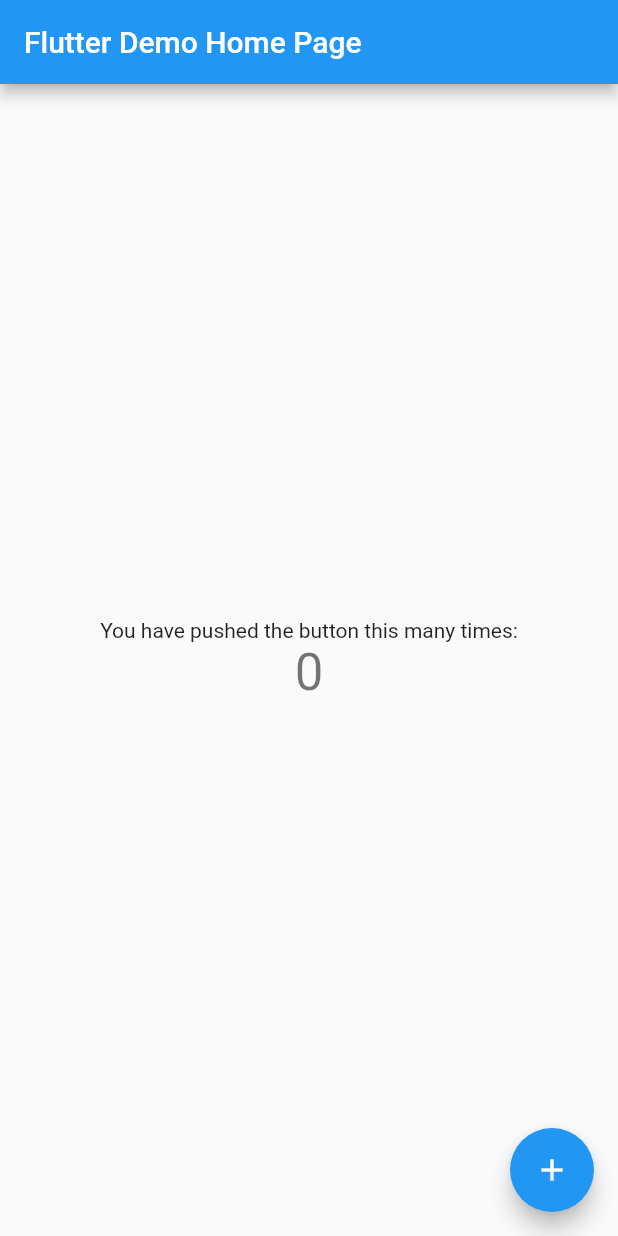
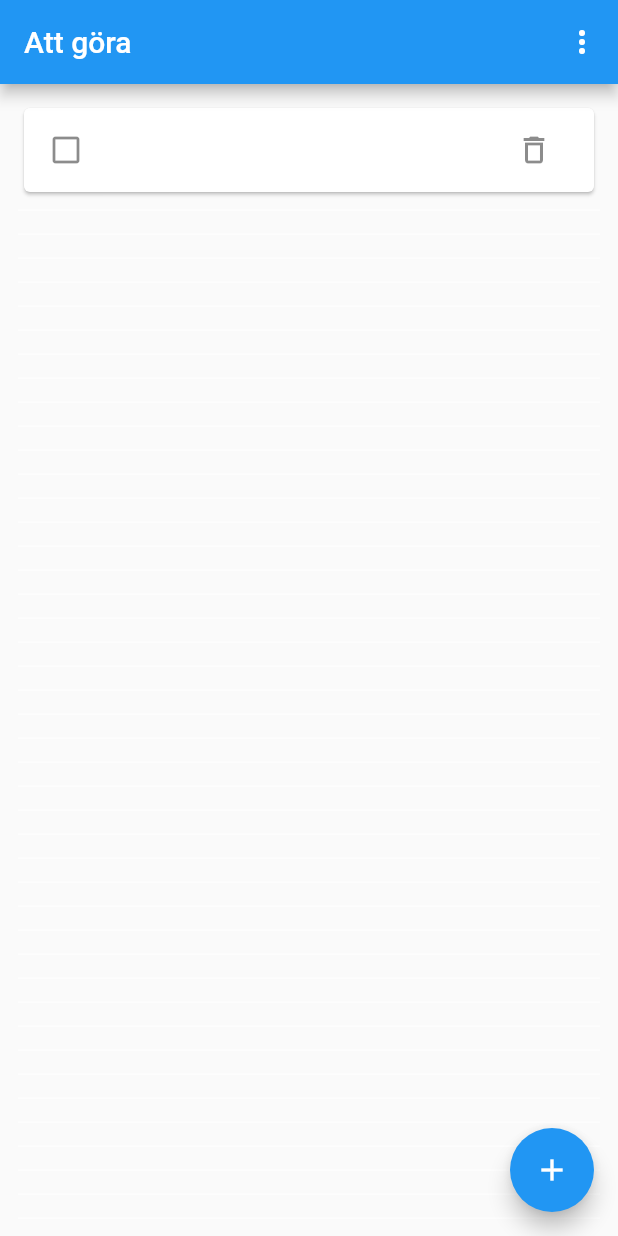
Before and after one commit to gu-tig169-ht21/gusfabth, a Flutter app: the screen it shows after launch, on a phone screen of 412 x 824 dp. Run offline on Flutter 3.47's test engine with Material 2 defaults, Android fonts, the phone set to English and light mode, and no system bars.

Commit message:
kod steg1

```diff
--- a/lib/main.dart
+++ b/lib/main.dart
@@ -1,115 +1,127 @@
 import 'package:flutter/material.dart';
 
+final List<String> _input = <String>[""];
+final _TextEdit = TextEditingController();
+final _klar = <String>[];
+
 void main() {
-  runApp(const MyApp());
+  runApp(const MaterialApp(
+    title: "Att göra",
+    home: Home(),
+  ));
 }
 
-class MyApp extends StatelessWidget {
-  const MyApp({Key? key}) : super(key: key);
+class Home extends StatefulWidget {
+  const Home({Key? key}) : super(key: key);
+  @override
+  _HomeState createState() => _HomeState();
+}
 
-  // This widget is the root of your application.
+class _HomeState extends State<Home> {
   @override
   Widget build(BuildContext context) {
-    return MaterialApp(
-      title: 'Flutter Demo',
-      theme: ThemeData(
-        // This is the theme of your application.
-        //
-        // Try running your application with "flutter run". You'll see the
-        // application has a blue toolbar. Then, without quitting the app, try
-        // changing the primarySwatch below to Colors.green and then invoke
-        // "hot reload" (press "r" in the console where you ran "flutter run",
-        // or simply save your changes to "hot reload" in a Flutter IDE).
-        // Notice that the counter didn't reset back to zero; the application
-        // is not restarted.
-        primarySwatch: Colors.blue,
+    return Scaffold(
+      appBar: AppBar(
+        actions: [
+          IconButton(
+              icon: const Icon(Icons.more_vert),
+              tooltip: "Lägg till och ta bort",
+              onPressed: () {
+                Navigator.push(
+                  context,
+                  MaterialPageRoute(builder: (context) => const AddToDoPage()),
+                );
+              })
+        ],
+        title: const Text("Att göra"),
       ),
-      home: const MyHomePage(title: 'Flutter Demo Home Page'),
+      body: listBuilder(),
+      floatingActionButton: FloatingActionButton(
+        child: Icon(Icons.add),
+        onPressed: () {
+          Navigator.push(
+            context,
+            MaterialPageRoute(builder: (context) => const AddToDoPage()),
+          );
+        },
+      ),
     );
+  }
+
+  Widget listBuilder() {
+    return ListView.builder(
+        padding: const EdgeInsets.all(12),
+        itemBuilder: (BuildContext _context, int n) {
+          if (n < _input.length) {
+            return _toDoItem(_input[n]);
+          } else {
+            return const Divider(
+              color: Colors.white,
+            );
+          }
+        });
+  }
+
+  Widget _toDoItem(String text) {
+    final _fardig = _klar.contains(text);
+
+    _input.contains(text) ? null : _input.add(text);
+    return Card(
+        child: ListTile(
+      title: Text(
+        text,
+        style: TextStyle(
+          decoration: _fardig ? TextDecoration.lineThrough : null,
+        ),
+      ),
+      leading: Icon(
+        _fardig ? Icons.check_box : Icons.check_box_outline_blank_outlined,
+        color: _fardig ? Colors.blue : null,
+      ),
+      onTap: () {
+        setState(() {
+          _fardig ? _klar.remove(text) : _klar.add(text);
+        });
+      },
+      trailing: IconButton(
+          icon: const Icon(Icons.delete_outline),
+          onPressed: () {
+            setState(() {
+              _input.remove(text);
+            });
+          }),
+    ));
   }
 }
 
-class MyHomePage extends StatefulWidget {
-  const MyHomePage({Key? key, required this.title}) : super(key: key);
-
-  // This widget is the home page of your application. It is stateful, meaning
-  // that it has a State object (defined below) that contains fields that affect
-  // how it looks.
-
-  // This class is the configuration for the state. It holds the values (in this
-  // case the title) provided by the parent (in this case the App widget) and
-  // used by the build method of the State. Fields in a Widget subclass are
-  // always marked "final".
-
-  final String title;
+class AddToDoPage extends StatefulWidget {
+  const AddToDoPage({Key? key}) : super(key: key);
 
   @override
-  State<MyHomePage> createState() => _MyHomePageState();
+  _AddToDoPageState createState() => _AddToDoPageState();
 }
 
-class _MyHomePageState extends State<MyHomePage> {
-  int _counter = 0;
-
-  void _incrementCounter() {
-    setState(() {
-      // This call to setState tells the Flutter framework that something has
-      // changed in this State, which causes it to rerun the build method below
-      // so that the display can reflect the updated values. If we changed
-      // _counter without calling setState(), then the build method would not be
-      // called again, and so nothing would appear to happen.
-      _counter++;
-    });
-  }
-
+class _AddToDoPageState extends State<AddToDoPage> {
   @override
   Widget build(BuildContext context) {
-    // This method is rerun every time setState is called, for instance as done
-    // by the _incrementCounter method above.
-    //
-    // The Flutter framework has been optimized to make rerunning build methods
-    // fast, so that you can just rebuild anything that needs updating rather
-    // than having to individually change instances of widgets.
     return Scaffold(
-      appBar: AppBar(
-        // Here we take the value from the MyHomePage object that was created by
-        // the App.build method, and use it to set our appbar title.
-        title: Text(widget.title),
-      ),
-      body: Center(
-        // Center is a layout widget. It takes a single child and positions it
-        // in the middle of the parent.
-        child: Column(
-          // Column is also a layout widget. It takes a list of children and
-          // arranges them vertically. By default, it sizes itself to fit its
-          // children horizontally, and tries to be as tall as its parent.
-          //
-          // Invoke "debug painting" (press "p" in the console, choose the
-          // "Toggle Debug Paint" action from the Flutter Inspector in Android
-          // Studio, or the "Toggle Debug Paint" command in Visual Studio Code)
-          // to see the wireframe for each widget.
-          //
-          // Column has various properties to control how it sizes itself and
-          // how it positions its children. Here we use mainAxisAlignment to
-          // center the children vertically; the main axis here is the vertical
-          // axis because Columns are vertical (the cross axis would be
-          // horizontal).
-          mainAxisAlignment: MainAxisAlignment.center,
+        appBar: AppBar(
+          title: const Text("Utöka To do list"),
+        ),
+        body: Center(
+            child: Column(
           children: <Widget>[
-            const Text(
-              'You have pushed the button this many times:',
-            ),
-            Text(
-              '$_counter',
-              style: Theme.of(context).textTheme.headline4,
-            ),
+            TextField(controller: _TextEdit),
+            const Divider(height: 18),
+            OutlinedButton(
+                onPressed: () {
+                  setState(() {
+                    _input.add(_TextEdit.text);
+                    _TextEdit.clear();
+                  });
+                },
+                child: const Text("Add")),
           ],
-        ),
-      ),
-      floatingActionButton: FloatingActionButton(
-        onPressed: _incrementCounter,
-        tooltip: 'Increment',
-        child: const Icon(Icons.add),
-      ), // This trailing comma makes auto-formatting nicer for build methods.
-    );
+        )));
   }
 }
```
